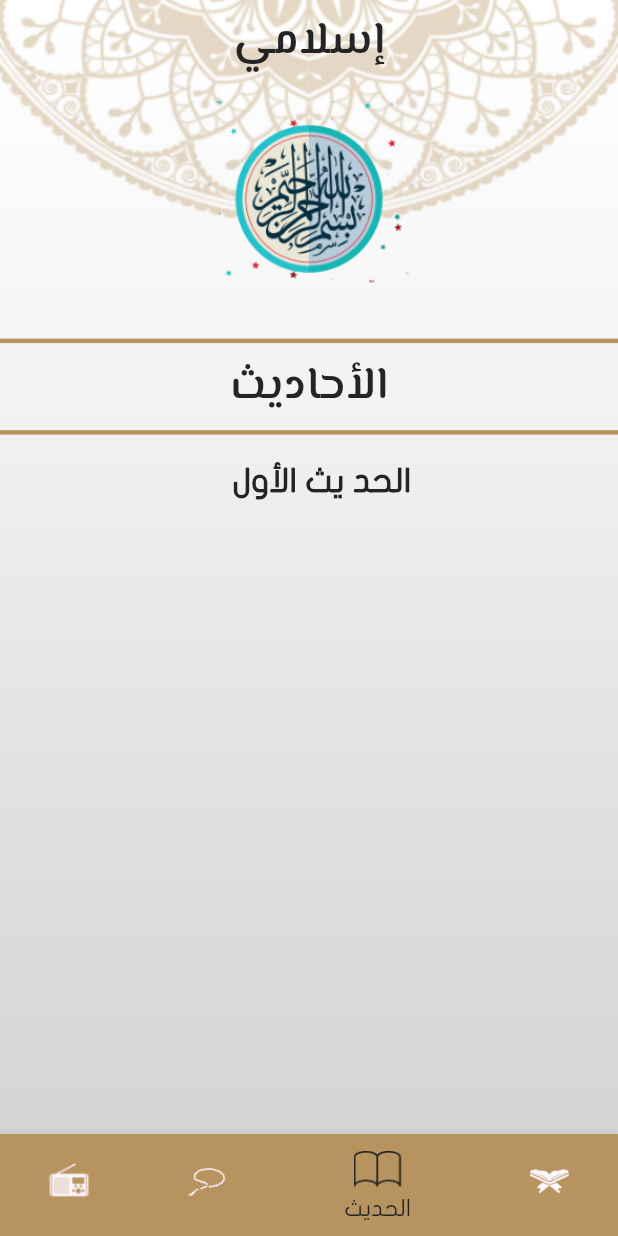
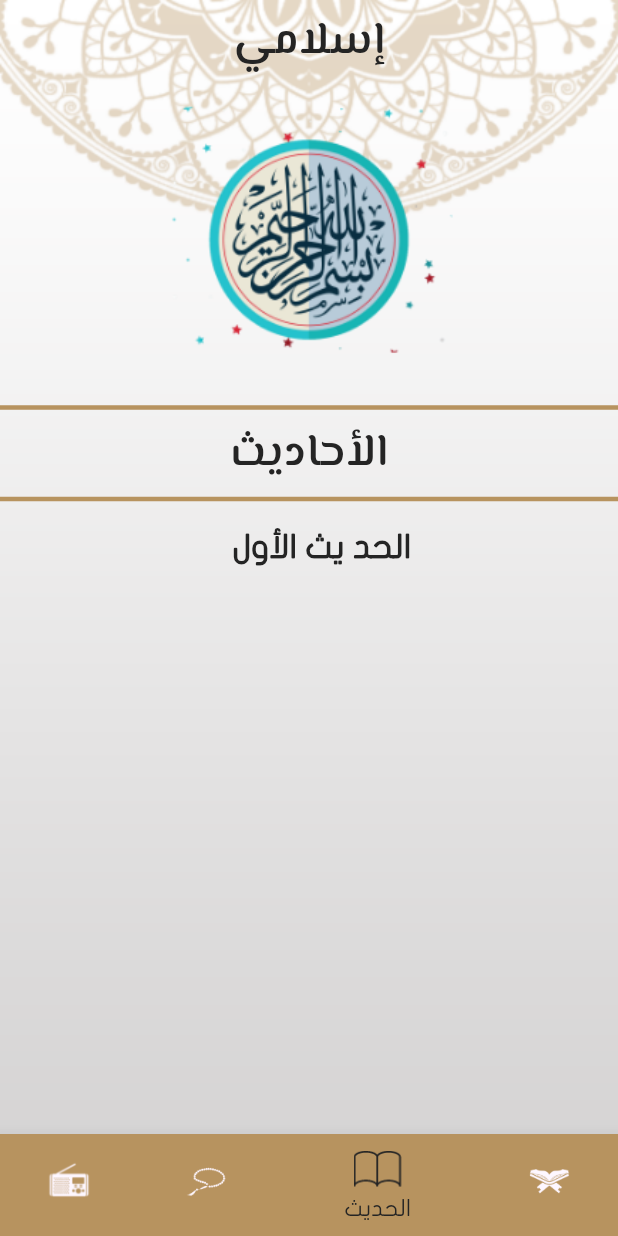
Before and after one commit to MayadaMansour/Islamy_Project, a Flutter app: the screen it shows after launch, item 3 of the bottom bar chosen, on a phone screen of 412 x 824 dp. Run offline on Flutter 3.47's test engine with Material 3 defaults, Android fonts, the phone set to English and light mode, and no system bars.

Commit message:
Update Screens.

```diff
--- a/lib/ui/home/hadeth_page/hadeth.dart
+++ b/lib/ui/home/hadeth_page/hadeth.dart
@@ -16,19 +16,19 @@ class _HadethScreenState extends State<HadethScreen> {
   List<HadethData> verses = [];
 
   @override
-  Widget build(BuildContext context) {
-    if (verses.isEmpty) {
+  void initState() {
+    super.initState();
     loadFile();
   }
+
+  @override
+  Widget build(BuildContext context) {
     return Column(
       children: [
         Expanded(
           child: Image.asset(
             "assets/images/hadeth_logo.png",
           ),
-        ),
-        const SizedBox(
-          height: 10,
         ),
         Divider(
           color: ColorResources.primaryLightColor,
@@ -43,15 +43,14 @@ class _HadethScreenState extends State<HadethScreen> {
           thickness: 3,
         ),
         Expanded(
-          flex: 3,
+          flex: 2,
           child: verses.isEmpty
               ? Center(
                   child: CircularProgressIndicator(
                     color: ColorResources.primaryLightColor,
                   ),
                 )
-              : Expanded(
-                  child: ListView.separated(
+              : ListView.separated(
                   scrollDirection: Axis.vertical,
                   itemBuilder: (BuildContext context, int index) {
                     return HadethTextName(
@@ -65,7 +64,6 @@ class _HadethScreenState extends State<HadethScreen> {
                       thickness: 1,
                     );
                   },
-                  ),
                 ),
         )
       ],
```
Lines whose indentation alone changed are shown as unchanged.
